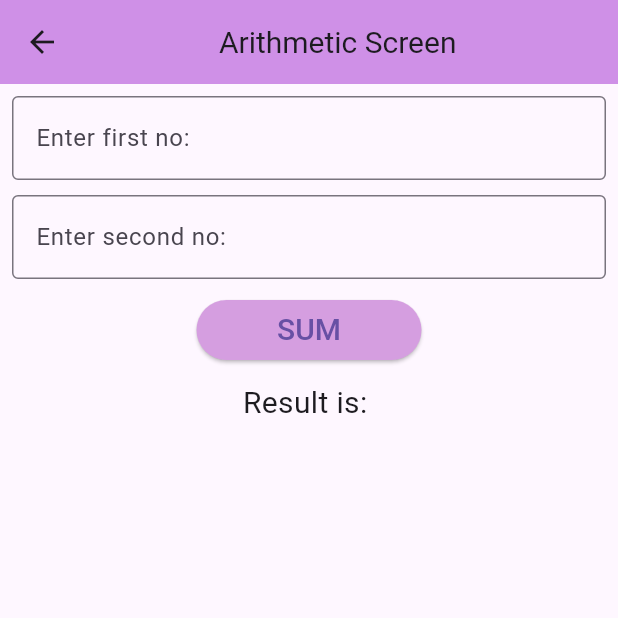
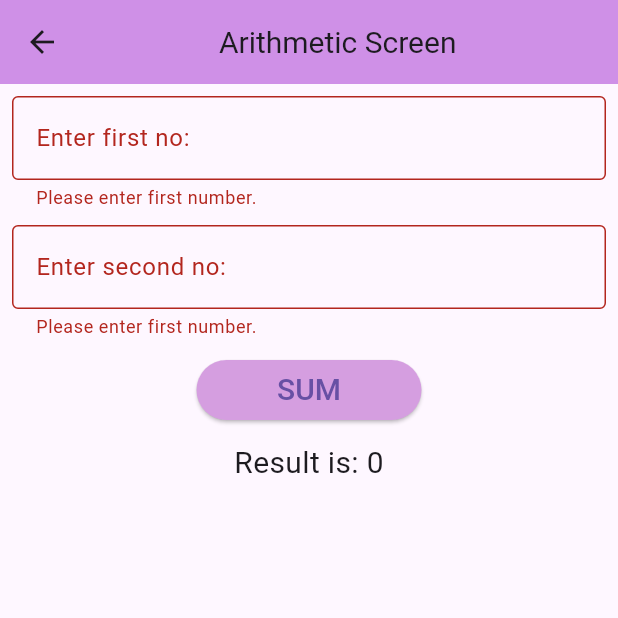
Before and after one commit to smilee1111/assignment_2, a Flutter app: the ArithmeticScreen screen opened directly, after a tap on "SUM", on a phone screen of 412 x 824 dp, the top half of it. Run offline on Flutter 3.47's test engine with Material 3 defaults, Android fonts, the phone set to English and light mode, and no system bars; missing offline and left inert: dart:ffi.

Commit message:
add validators and integrate result logic

```diff
--- a/lib/screen/AirthmeticScreen.dart
+++ b/lib/screen/AirthmeticScreen.dart
@@ -2,9 +2,19 @@ import 'dart:ffi';
 
 import 'package:flutter/material.dart';
 
-class ArithmeticScreen extends StatelessWidget {
+class ArithmeticScreen extends StatefulWidget {
   const ArithmeticScreen({super.key});
 
+  @override
+  State<ArithmeticScreen> createState() => _ArithmeticScreenState();
+}
+
+class _ArithmeticScreenState extends State<ArithmeticScreen> {
+  final TextEditingController firstController = TextEditingController();
+
+  final TextEditingController secondController = TextEditingController();
+  int result = 0;
+  final GlobalKey<FormState> _formkey = GlobalKey<FormState>();
   @override
   Widget build(BuildContext context) {
     return Scaffold(
@@ -16,28 +26,53 @@ class ArithmeticScreen extends StatelessWidget {
       ),
       body:Padding(padding:
       EdgeInsets.all(8),
+        child: Form(
+          key: _formkey,
           child: Column(
             children: [
-            TextField(
+              TextFormField(
+                keyboardType: TextInputType.number,
+                controller: firstController,
                 decoration: InputDecoration(
                   labelText: "Enter first no:",
                   hintText: "e.g 2",
                   border:  OutlineInputBorder(),
-              ),
+                ), validator: (value){
+                  if(value==null || value.isEmpty){
+                    return "Please enter first number.";
+                  }
+                  return null;
+                  },
               ),
               SizedBox(height: 10,),
-             TextField(
+               TextFormField(
+                keyboardType: TextInputType.number,
+                controller:secondController,
                 decoration: InputDecoration(
                   labelText: "Enter second no:",
                   hintText: "e.g",
                   border:  OutlineInputBorder(),
                 ),
+                validator: (value){
+                  if(value==null || value.isEmpty){
+                    return "Please enter first number.";
+                  }
+                  return null;
+                  },
               ),
               SizedBox(height: 10,),
               //button
               SizedBox(
                 width: 150,
-              child: ElevatedButton(onPressed: () {},
+                child: ElevatedButton(onPressed: () {
+                  if(_formkey.currentState!.validate()){
+                      int firstNo= int.parse(firstController.text);
+                      int secondNo=int.parse(secondController.text);
+                        setState(() {
+                        result= firstNo+secondNo;
+                    });
+                    }
+                },
                  style: ElevatedButton.styleFrom(
                 backgroundColor: const Color.fromRGBO(213, 158, 224, 1)
               ),child: Text(
@@ -49,12 +84,13 @@ class ArithmeticScreen extends StatelessWidget {
               ),
               SizedBox(height: 10),
               Text(
-              "Result is: ",style: TextStyle(fontSize: 20),
+                "Result is: $result",style: TextStyle(fontSize: 20),
               )
 
 
             ],
           ),
+        ),
       )
     );
   }
```
Also changed, not shown: lib/screen/AreaCircleScreen.dart (+31 -5 lines), lib/screen/ArmstrongScreen.dart (+36 -4 lines), lib/screen/PalindromeScreen.dart (+33 -4 lines), pubspec.lock, 3 other files. Lines whose indentation alone changed are shown as unchanged.
